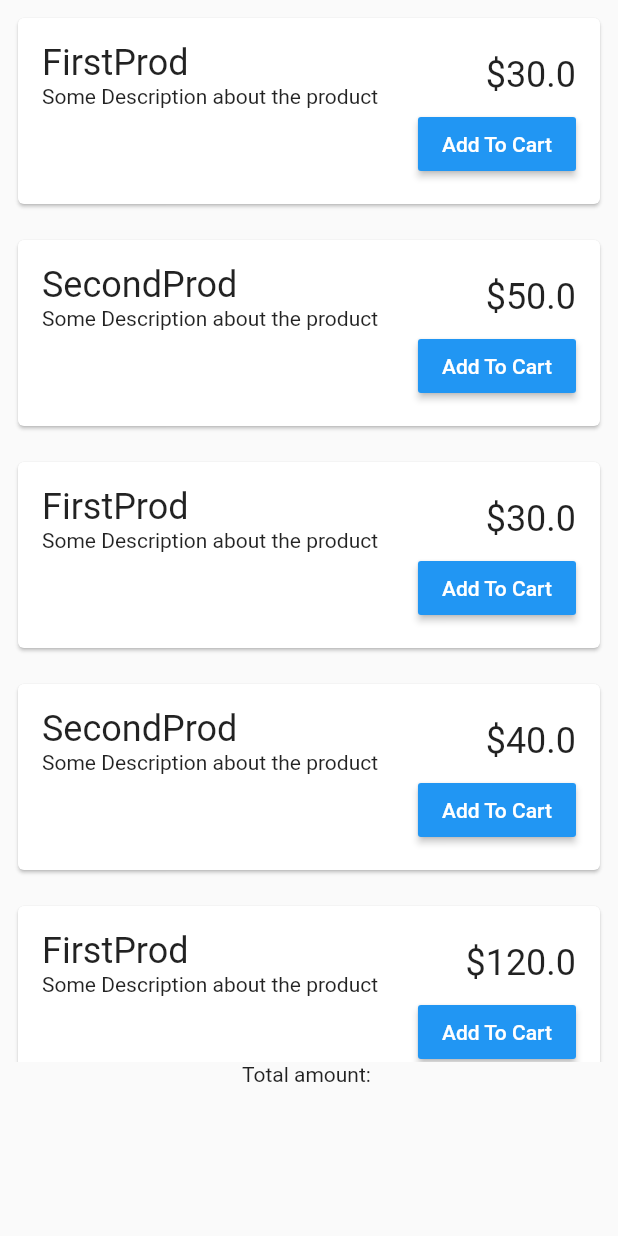
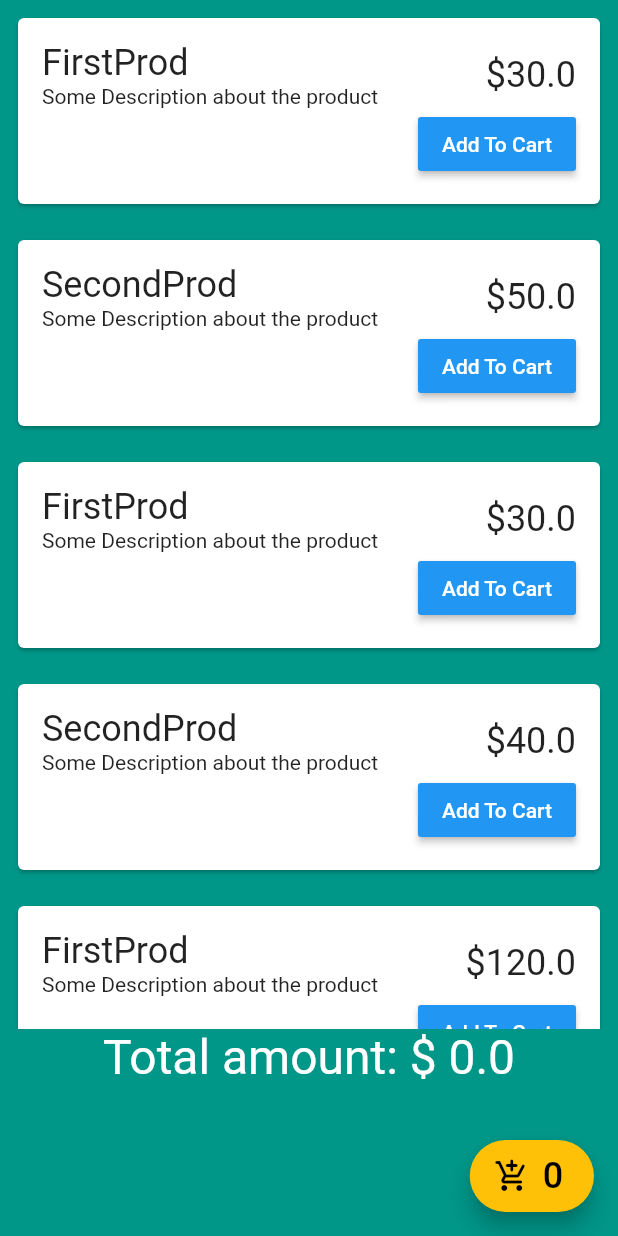
Before and after one commit to Raiyan-sharif/state_management_app, a Flutter app: the screen it shows after launch, on a phone screen of 412 x 824 dp. Run offline on Flutter 3.47's test engine with Material 2 defaults, Android fonts, the phone set to English and light mode, and no system bars; our stand-ins replace get.

Commit message:
product added and cart updated

```diff
--- /dev/null
+++ b/state_management_app/lib/controllers/cart_controller.dart
@@ -0,0 +1,12 @@
+import 'package:get/get.dart';
+import 'package:state_management_app/models/product.dart';
+
+class CartController extends GetxController{
+  var cartItems = List<Product>().obs;
+  int get count => cartItems.length;
+  double get totalPrice => cartItems.fold(0, (sum, item) => sum+item.price );
+
+  addToCart(Product product){
+    cartItems.add(product);
+  }
+}
--- a/state_management_app/lib/views/shopping_page.dart
+++ b/state_management_app/lib/views/shopping_page.dart
@@ -1,21 +1,28 @@
 import 'package:flutter/material.dart';
 import 'package:get/get.dart';
+import 'package:state_management_app/controllers/cart_controller.dart';
 import 'package:state_management_app/controllers/shopping_controller.dart';
 
 class ShoppingPage extends StatelessWidget {
   final shoppingController = Get.put(ShoppingController());
+  final cartController = Get.put(CartController());
 
   @override
   Widget build(BuildContext context) {
+
     return Scaffold(
+        backgroundColor: Colors.teal,
         body: SafeArea(
+
           child: Column(
+
             children: [
               Expanded(
                 child: GetX<ShoppingController>(
 
                   builder: (controller) {
                     return ListView.builder(
+                      physics: BouncingScrollPhysics(),
                         itemCount: controller.products.length,
                         itemBuilder: (context, index){
                       return Card(
@@ -46,6 +53,7 @@ class ShoppingPage extends StatelessWidget {
                                 ],
                               ),
                               RaisedButton(onPressed: (){
+                                cartController.addToCart(controller.products[index]);
 
 
                               },
@@ -65,10 +73,41 @@ class ShoppingPage extends StatelessWidget {
 
 
               ),
-              Text('Total amount: '),
+              GetX<CartController>(
+                builder: (controller) {
+                  return Text(
+                    'Total amount: \$ ${controller.totalPrice}',
+                    style: TextStyle(fontSize: 32, color: Colors.white),
+
+                  );
+                }
+              ),
               SizedBox(height: 100,),
             ],
           ),
-        ));
+        ),
+        floatingActionButton: FloatingActionButton.extended(
+          onPressed: (){
+
+          },
+          backgroundColor: Colors.amber,
+
+          icon: Icon(
+            Icons.add_shopping_cart_rounded,
+            color: Colors.black,
+          ),
+          label: GetX<CartController>(
+              builder: (controller) {
+              return Text(
+                controller.count.toString(),
+                style: TextStyle(color: Colors.black, fontSize: 24),
+              );
+            }
+          ),
+        ),
+    );
+
+
+
   }
 }
```
